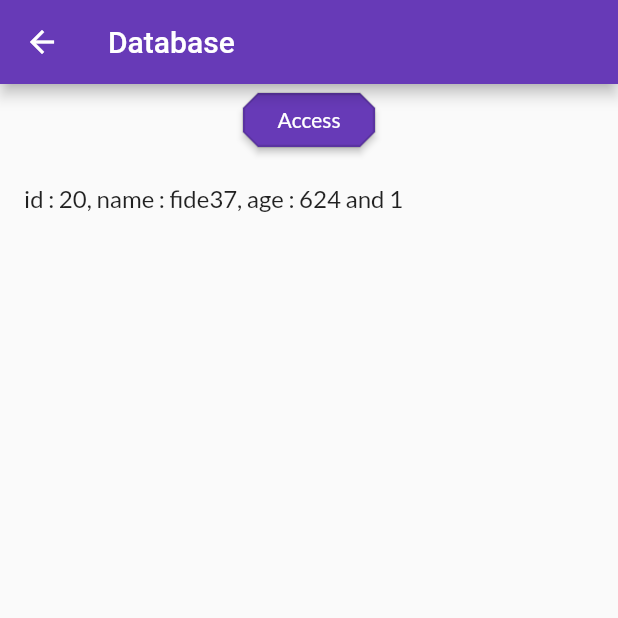
After one commit to MV1998/flutter_page_route_transition, a Flutter app: the SqfLitePresentation screen opened directly, after a tap on "Access", on a phone screen of 412 x 824 dp, the top half of it. The commit adds this screen. Run offline on Flutter 3.47's test engine with Material 2 defaults, Android fonts, the phone set to English and light mode, and no system bars; our stand-ins replace google_fonts, sentry, shared_preferences, sqflite; accounts and stored records are empty.

Commit message:
sqflite database added.

```diff
--- /dev/null
+++ b/lib/database/my_sqflite.dart
@@ -0,0 +1,12 @@
+import 'package:sqflite/sqflite.dart';
+import 'package:path/path.dart';
+
+Future<Database> database() async {
+  return await openDatabase(
+    join(await getDatabasesPath(), 'doggie_database.db'),
+    onCreate: (db, version) {
+      return db.execute("CREATE TABLE dogs(id INTEGER, name TEXT, age INTEGER)",);
+    },
+    version: 1
+  );
+}
--- /dev/null
+++ b/lib/models/dog.dart
@@ -0,0 +1,64 @@
+import 'dart:math';
+
+import 'package:sqflite/sqflite.dart';
+
+import '../database/my_sqflite.dart';
+
+class Dog {
+  final int id;
+  final String name;
+  final int age;
+
+  Dog({this.id, this.name, this.age});
+
+  Map<String, dynamic> toMap() {
+    return {
+      'id': id,
+      'name': name,
+      'age': age,
+    };
+  }
+
+  @override
+  String toString() {
+    return 'id : $id, name : $name, age : $age';
+  }
+}
+
+Future<void> insertDog(Dog dog) async {
+  final Database db = await database();
+
+  await db.insert('dogs', dog.toMap(),
+      conflictAlgorithm: ConflictAlgorithm.replace);
+}
+
+putData() async {
+  Random random = Random.secure();
+  var dog = Dog(
+      id: random.nextInt(100),
+      name: 'fide${random.nextInt(100)}',
+      age: random.nextInt(1009));
+  await insertDog(dog);
+}
+
+Future<List<Dog>> dogs() async {
+  final Database db = await database();
+  final List<Map<String, dynamic>> maps = await db.query('dogs');
+  return List.generate(maps.length, (i) {
+    return Dog(
+      id: maps[i]['id'],
+      name: maps[i]['name'],
+      age: maps[i]['age'],
+    );
+  });
+}
+
+Future<void> updateDog(Dog dog) async {
+  final Database db = await database();
+  await db.update('dogs', dog.toMap(), where: 'id = ?', whereArgs: [dog.id]);
+}
+
+Future<void> deleteDog(int id) async {
+  final Database db = await database();
+  await db.delete('dogs', where: 'id = ?', whereArgs: [id]);
+}
--- a/lib/ui/drawer.dart
+++ b/lib/ui/drawer.dart
@@ -1,4 +1,5 @@
 import 'package:flutter/material.dart';
+import 'package:flutterpageroutetransition/ui/sqflite_presentation.dart';
 import 'package:google_fonts/google_fonts.dart';
 
 import '../routes/login.dart';
@@ -31,7 +32,7 @@ class AppDrawer extends StatelessWidget {
             accountEmail: Text(
               'mv501049@gmail.com',
               style:
-              GoogleFonts.lato(textStyle: TextStyle(color: Colors.black)),
+                  GoogleFonts.lato(textStyle: TextStyle(color: Colors.black)),
             ),
             decoration: BoxDecoration(
               borderRadius: BorderRadius.circular(8.0),
@@ -42,7 +43,7 @@ class AppDrawer extends StatelessWidget {
                 colors: [const Color(0xFFFFFFEE), const Color(0xFF999999)],
                 // whitish to gray
                 tileMode:
-                TileMode.repeated, // repeats the gradient over the canvas
+                    TileMode.repeated, // repeats the gradient over the canvas
               ),
             ),
           ),
@@ -78,9 +79,32 @@ class AppDrawer extends StatelessWidget {
             color: Colors.black,
             thickness: .2,
           ),
-          StackListTile()
+          StackListTile(),
+          SqfLiteListTile(),
         ],
       ),
+    );
+  }
+}
+
+class SqfLiteListTile extends StatelessWidget {
+  const SqfLiteListTile({
+    Key key,
+  }) : super(key: key);
+
+  @override
+  Widget build(BuildContext context) {
+    return ListTile(
+      leading: Icon(Icons.message),
+      title: Text(
+        'SqfLite Presentation',
+        style: GoogleFonts.lato(),
+      ),
+      onTap: () {
+        Navigator.of(context).push(MaterialPageRoute(builder: (context) {
+          return SqfLitePresentation();
+        }));
+      },
     );
   }
 }
--- /dev/null
+++ b/lib/ui/sqflite_presentation.dart
@@ -0,0 +1,91 @@
+import 'package:flutter/cupertino.dart';
+import 'package:flutter/material.dart';
+
+import '../models/dog.dart';
+
+class SqfLitePresentation extends StatefulWidget {
+  @override
+  _SqfLitePresentationState createState() => _SqfLitePresentationState();
+}
+
+class _SqfLitePresentationState extends State<SqfLitePresentation> {
+  Future<List<Dog>> future;
+
+  @override
+  void initState() {
+    // TODO: implement initState
+    super.initState();
+    future = dogs();
+  }
+
+  @override
+  Widget build(BuildContext context) {
+    return Scaffold(
+      appBar: AppBar(
+        title: Text('Database'),
+      ),
+      body: Column(
+        children: <Widget>[
+          Expanded(
+            flex: 0,
+            child: RaisedButton(
+              color: Colors.deepPurple,
+              onPressed: () {
+                setState(() {
+                  putData();
+                  future = dogs();
+                });
+              },
+              child: Text(
+                'Access',
+                style: TextStyle(color: Colors.white),
+              ),
+              splashColor: Colors.amber,
+              shape: BeveledRectangleBorder(
+                  side: BorderSide(
+                      color: Colors.black12,
+                      width: 1,
+                      style: BorderStyle.solid),
+                  borderRadius: BorderRadius.circular(10)),
+            ),
+          ),
+          Expanded(
+            child: FutureBuilder<List<Dog>>(
+              future: future,
+              builder: (context, snapshot) {
+                if (snapshot.hasData) {
+                  return ListView.builder(
+                    itemCount: snapshot.data.length,
+                    itemBuilder: (context, index) {
+                      return ListTile(
+                        onTap: () {
+                          updateDog(Dog(
+                              id: snapshot.data[index].id,
+                              name: 'simple',
+                              age: snapshot.data[index].age));
+                          setState(() {
+                            future = dogs();
+                          });
+                        },
+                        onLongPress: () {
+                          deleteDog(snapshot.data[index].id);
+                          setState(() {
+                            future = dogs();
+                          });
+                        },
+                        title: Text(
+                            '${snapshot.data[index].toString()} and ${snapshot.data.length}'),
+                      );
+                    },
+                  );
+                } else {
+                  return Center(child: CircularProgressIndicator());
+                }
+              },
+            ),
+          )
+        ],
+      ),
+    );
+  }
+}
--- a/pubspec.yaml
+++ b/pubspec.yaml
@@ -27,6 +27,8 @@ dependencies:
   shared_preferences: ^0.5.7+3
   sentry: ^3.0.1
   http: ^0.12.1
+  sqflite:
+  path:
 
 
   # The following adds the Cupertino Icons font to your application.
```
Also changed, not shown: pubspec.lock.
